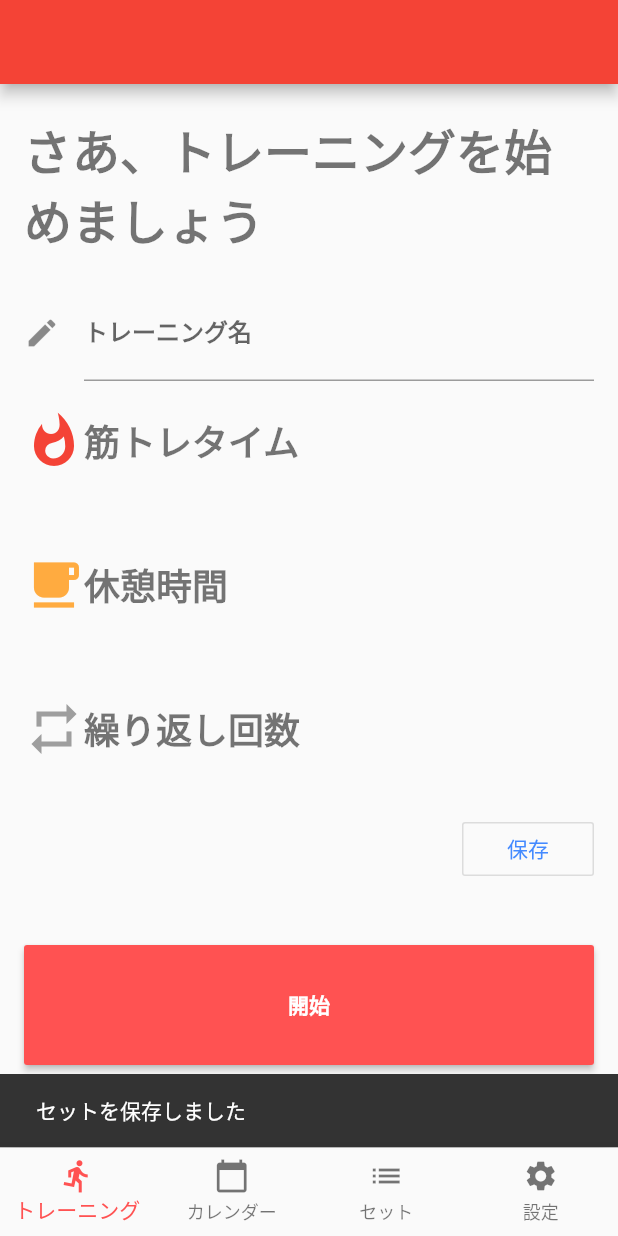
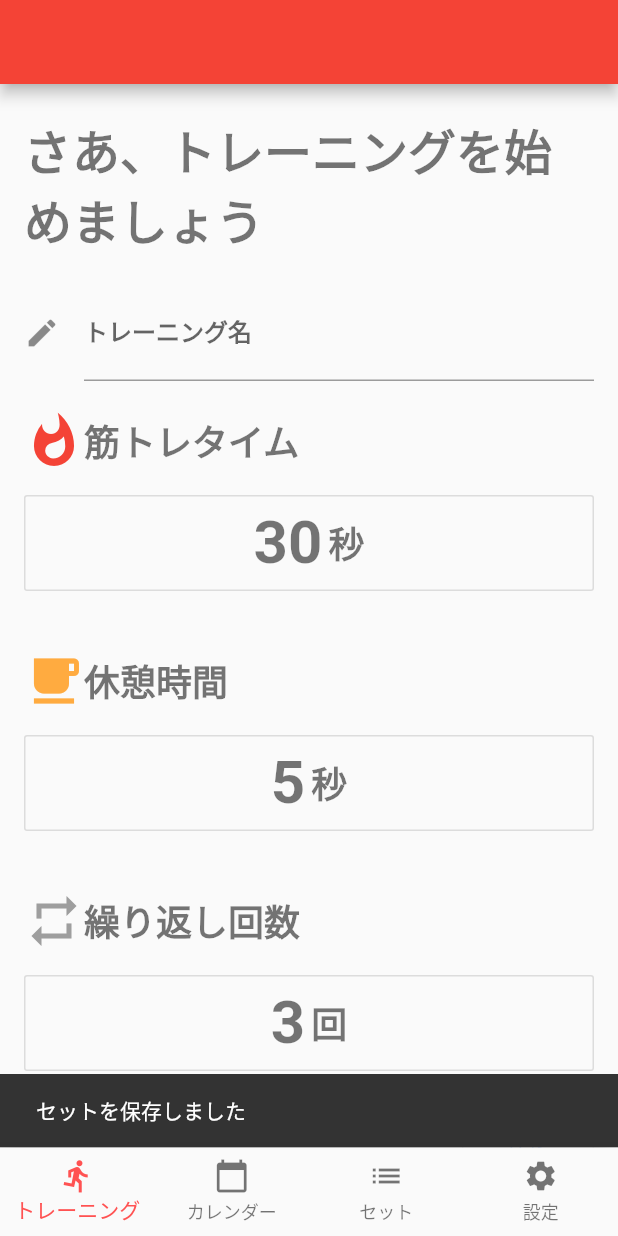
Before and after one commit to khayashida919/training, a Flutter app: the screen it shows after launch, after a tap on "保存", on a phone screen of 412 x 824 dp. Run offline on Flutter 3.47's test engine with Material 2 defaults, Android fonts, the light colour scheme and no system bars; our stand-ins replace sqflite, table_calendar; missing offline and left inert: flutter_material_pickers, soundpool; accounts and stored records are empty.

Commit message:
セット保存処理実装 後日Xcode11.4から最新にする必要あり

```diff
--- a/lib/Database.dart
+++ b/lib/Database.dart
@@ -131,6 +131,9 @@ class DbProvider {
   Future<List<TrainingSetModel>> getTrainingSetModels() async {
     final db = await database;
     final List<Map<String, dynamic>> maps = await db.query('$trainingSetTableName');
+//    if(maps.isEmpty) {
+//      return null;
+//    }
     List<TrainingSetModel> temp =  List.generate(maps.length, (i) {
       return TrainingSetModel(
         maps[i]['title'],
@@ -141,17 +144,23 @@ class DbProvider {
         maps[i]['hanyou1'], maps[i]['hanyou2'], maps[i]['hanyou3'],
       );
     });
+    print(temp);
     return temp;
   }
 
-  void updateSetModels(String title) async {
+  /*
+  *   渡したモデルを有効フラグオンに、それ以外はオフにしてDBに保存
+  * */
+  void updateSetModels(TrainingSetModel trainingSetModel) async {
     final List<TrainingSetModel> models = await getTrainingSetModels();
+    final db = await database;
+
+    if(models.contains(trainingSetModel.title)) {   //同じ名前のトレーニングセットが既に登録されている場合
       final List<TrainingSetModel> offModels = models.map((e) {
-      e.isEnable = e.title == title ? 1 : 0;
+        e.isEnable = e.title == trainingSetModel.title ? 1 : 0;
         return e;
       }).toList();
 
-    final db = await database;
       offModels.forEach((element) {
         db.update('$trainingSetTableName',
             element.toMap(),
@@ -159,6 +168,13 @@ class DbProvider {
             whereArgs: [element.title],
             conflictAlgorithm: ConflictAlgorithm.replace);
       });
+    } else {  //トレーニングセットが一つも登録されてなかった場合
+      //TODO: フラグがONのモデルが複数存在してしまう
+      await db.insert(
+          DbProvider.db.trainingSetTableName,
+          trainingSetModel.toMap(),
+          conflictAlgorithm: ConflictAlgorithm.replace);
+    }
   }
 
 }
--- a/lib/Training/Setup/content.dart
+++ b/lib/Training/Setup/content.dart
@@ -1,6 +1,7 @@
 import 'package:flutter/material.dart';
 import 'package:flutter_material_pickers/flutter_material_pickers.dart';
 import 'package:planktraining/Common/text.dart';
+import 'package:provider/provider.dart';
 import '../../Database.dart';
 import 'setup.dart';
 import 'setupProvider.dart';
@@ -20,20 +21,20 @@ class InputTime extends StatelessWidget {
   final Content content;
   final TrainingSetModel model;
 
-//  void setValue(SetupProvider model, int value) {
-//    switch (content) {
-//      case TimeType.training:
-//        return model.changeTraining(value);
-//        break;
-//      case TimeType.interval:
-//        model.changeIntervalTime(value);
-//        break;
-//      case TimeType.repeat:
-//        model.changeRepeatTime(value);
-//        break;
-//    }
-//  }
-//
+  void setValue(SetupProvider setupProvider, int value) {
+    switch (content.type) {
+      case TimeType.training:
+        return setupProvider.changeTraining(value);
+        break;
+      case TimeType.interval:
+        setupProvider.changeIntervalTime(value);
+        break;
+      case TimeType.repeat:
+        setupProvider.changeRepeatTime(value);
+        break;
+    }
+  }
+
   int getValue() {
     switch (content.type) {
       case TimeType.training:
@@ -60,29 +61,29 @@ class InputTime extends StatelessWidget {
           ],
         ),
         SizedBox(height: 16),
-//        SizedBox(
-//          height: 64,
-//          width: double.infinity,
-//          child: OutlineButton(
-//            child: Row(
-//              mainAxisAlignment: MainAxisAlignment.center,
-//              crossAxisAlignment: CrossAxisAlignment.center,
-//              children: <Widget>[
-//                BoldText(getValue().toString(), 40),
-//                SizedBox(width: 4),
-//                BoldText(content.type == TimeType.repeat ? "回" : "秒", 24),
-//              ],
-//            ),
-//            color: Color.fromRGBO(244, 143, 177, 1),
-//            onPressed: () => showMaterialNumberPicker(
-//                context: context,
-//                title: "",
-//                maxNumber: 100,
-//                minNumber: 0,
-//                selectedNumber: getValue(trainingScreenModel),
-//                onChanged: (value) => setValue(trainingScreenModel, value)),
-//          ),
-//        )
+        SizedBox(
+          height: 64,
+          width: double.infinity,
+          child: OutlineButton(
+            child: Row(
+              mainAxisAlignment: MainAxisAlignment.center,
+              crossAxisAlignment: CrossAxisAlignment.center,
+              children: <Widget>[
+                BoldText(getValue().toString(), 40),
+                SizedBox(width: 4),
+                BoldText(content.type == TimeType.repeat ? "回" : "秒", 24),
+              ],
+            ),
+            color: Color.fromRGBO(244, 143, 177, 1),
+            onPressed: () => showMaterialNumberPicker(
+                context: context,
+                title: "",
+                maxNumber: 100,
+                minNumber: 0,
+                selectedNumber: getValue(),
+                onChanged: (value) => setValue(context.read<SetupProvider>(), value)),
+          ),
+        )
       ],
     );
   }
--- a/lib/Training/Setup/setup.dart
+++ b/lib/Training/Setup/setup.dart
@@ -23,30 +23,37 @@ class SetupScreen extends StatelessWidget {
         children: <Widget>[
           Container(
             padding: EdgeInsets.fromLTRB(16, 0, 16, 0),
-            child: Consumer<SetupProvider>(
-              builder: (context, setupProvider, child) {
-                return FutureBuilder(
-                  future: setupProvider.selectedTrainingSet(),
-                  builder: (context, AsyncSnapshot<TrainingSetModel> snapshot) {
-                    if (snapshot.data == null) {
-                      return _Body(TrainingSetModel(
-                        setupProvider.title,
-                        setupProvider.trainingTime,
-                        setupProvider.intervalTime,
-                        setupProvider.repeatTime,
-                        1, "", "", "",
-                      ));
-                    } else {
-                      return _Body(snapshot.data);
-                    }
-                  },
-                );
-              },
-            ),
+            child: _Setup()
           ),
         ],
       ),
     );
+  }
+}
+
+class _Setup extends StatefulWidget {
+  @override
+  _SetupState createState() => _SetupState();
+}
+
+class _SetupState extends State<_Setup> {
+
+  @override
+  void initState() {
+    context.read<SetupProvider>().selectedTrainingSet();
+    super.initState();
+  }
+
+  @override
+  Widget build(BuildContext context) {
+    SetupProvider setupProvider = context.watch<SetupProvider>();
+    return _Body(TrainingSetModel(
+      setupProvider.title,
+      setupProvider.trainingTime,
+      setupProvider.intervalTime,
+      setupProvider.repeatTime,
+      1, "", "", "",
+    ));
   }
 }
 
@@ -134,7 +141,7 @@ class _InputTitle extends StatelessWidget {
         labelText: 'トレーニング名',
       ),
       onChanged: (text) {
-//        context.read<SetupProvider>().title = text;
+        context.read<SetupProvider>().title = text;
       },
     );
   }
@@ -151,22 +158,9 @@ class _saveButton extends StatelessWidget {
               "保存",
               style: TextStyle(color: Colors.blueAccent),
             ),
-            onPressed: () async {
+            onPressed: () {
               final setupProvider = context.read<SetupProvider>();
-              final database = await DbProvider.db.database;
-              await database.insert(
-                  DbProvider.db.trainingSetTableName,
-                  TrainingSetModel(
-                    setupProvider.title,
-                    setupProvider.trainingTime,
-                    setupProvider.intervalTime,
-                    setupProvider.repeatTime,
-                    1,
-                    "",
-                    "",
-                    "",
-                  ).toMap(),
-                  conflictAlgorithm: ConflictAlgorithm.replace);
+              setupProvider.saveTrainingSet();
               Scaffold.of(context).showSnackBar(SnackBar(
                 content: Text("セットを保存しました"),
               ));
--- a/lib/Training/Setup/setupProvider.dart
+++ b/lib/Training/Setup/setupProvider.dart
@@ -4,10 +4,10 @@ import 'package:planktraining/Database.dart';
 
 class SetupProvider with ChangeNotifier {
 
-  String title = "";
-  int trainingTime = 1;
-  int intervalTime = 1;
-  int repeatTime = 1;
+  String title = "腹筋";
+  int trainingTime = 30;
+  int intervalTime = 5;
+  int repeatTime = 3;
 
   void changeTraining(int value) {
     trainingTime = value;
@@ -24,13 +24,23 @@ class SetupProvider with ChangeNotifier {
     notifyListeners();
   }
 
-  Future<TrainingSetModel> selectedTrainingSet() async {
+  void selectedTrainingSet() async {
     List<TrainingSetModel> trainingSets = await DbProvider.db.getTrainingSetModels();
-    if (trainingSets.isEmpty) {
-      return null;
-    }
+    if (trainingSets.isEmpty) return;
     TrainingSetModel trainingSet = trainingSets.firstWhere((element) => element.isEnable == 1);
-    return trainingSet;
+    trainingTime = trainingSet.trainingTime;
+    repeatTime = trainingSet.repeatTime;
+    intervalTime = trainingSet.intervalTime;
+    notifyListeners();
+  }
+
+  /*
+  *   トレーニング設定画面でSaveButtonをタップされた時に呼び出される
+  * */
+  void saveTrainingSet() {
+    DbProvider.db.updateSetModels(TrainingSetModel(
+      title, trainingTime, intervalTime, repeatTime, 1, "", "", "",
+    ));
   }
 
 }
```
Also changed, not shown: lib/Training/Set/set.dart (+9 -19 lines). Lines whose indentation alone changed are shown as unchanged.
